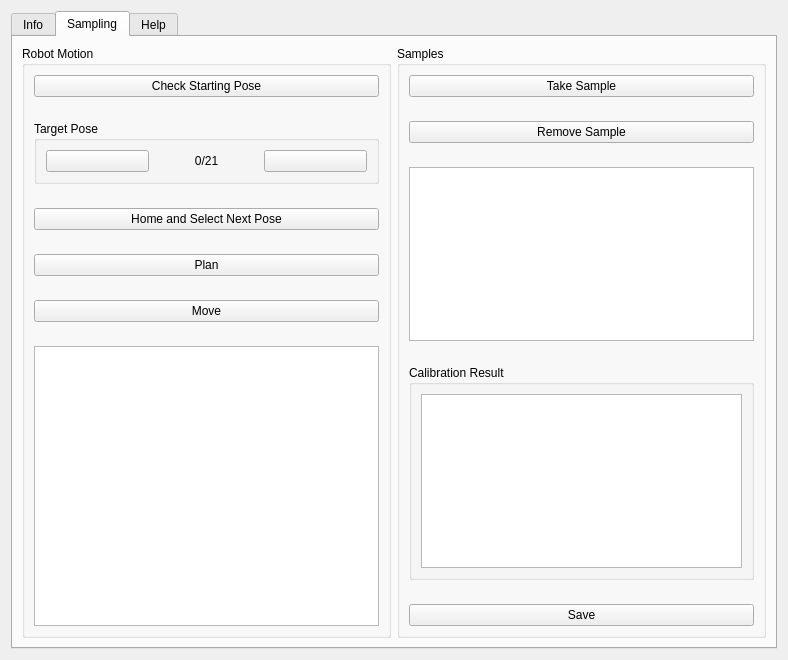
lyh458/easy_handeye, file easy_handeye_rviz_plugins/src/calibration_panel.ui: the form before one commit.
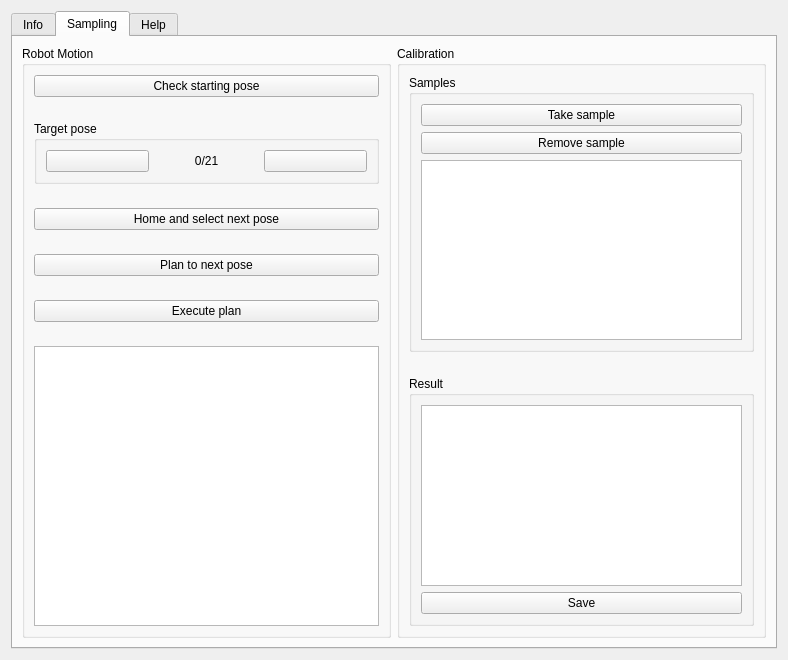
The form after the commit. Icons and pictures are not drawn.

What changed in the file:
```diff
--- a/easy_handeye_rviz_plugins/src/calibration_panel.ui
+++ b/easy_handeye_rviz_plugins/src/calibration_panel.ui
@@ -143,7 +143,7 @@
           <item>
            <widget class="QPushButton" name="checkStartPoseButton">
             <property name="text">
-             <string>Check Starting Pose</string>
+             <string>Check starting pose</string>
             </property>
             <property name="icon">
              <iconset theme="system-reboot">
@@ -154,7 +154,7 @@
           <item>
            <widget class="QGroupBox" name="groupBox_3">
             <property name="title">
-             <string>Target Pose</string>
+             <string>Target pose</string>
             </property>
             <layout class="QHBoxLayout" name="horizontalLayout_3">
              <item>
@@ -193,7 +193,7 @@
           <item>
            <widget class="QPushButton" name="nextPoseButton">
             <property name="text">
-             <string>Home and Select Next Pose</string>
+             <string>Home and select next pose</string>
             </property>
             <property name="icon">
              <iconset theme="go-home">
@@ -204,7 +204,7 @@
           <item>
            <widget class="QPushButton" name="planButton">
             <property name="text">
-             <string>Plan</string>
+             <string>Plan to next pose</string>
             </property>
             <property name="icon">
              <iconset theme="system-search">
@@ -215,7 +215,7 @@
           <item>
            <widget class="QPushButton" name="moveButton">
             <property name="text">
-             <string>Move</string>
+             <string>Execute plan</string>
             </property>
             <property name="icon">
              <iconset theme="go-next">
@@ -232,16 +232,22 @@
        <item>
         <widget class="QGroupBox" name="groupBox">
          <property name="title">
-          <string>Samples</string>
+          <string>Calibration</string>
          </property>
          <layout class="QVBoxLayout" name="verticalLayout_4">
           <property name="spacing">
            <number>24</number>
           </property>
           <item>
+           <widget class="QGroupBox" name="groupBox_7">
+            <property name="title">
+             <string>Samples</string>
+            </property>
+            <layout class="QVBoxLayout" name="verticalLayout_5">
+             <item>
            <widget class="QPushButton" name="takeButton">
             <property name="text">
-             <string>Take Sample</string>
+                <string>Take sample</string>
             </property>
             <property name="icon">
              <iconset theme="list-add">
@@ -252,7 +258,7 @@
           <item>
            <widget class="QPushButton" name="removeButton">
             <property name="text">
-             <string>Remove Sample</string>
+                <string>Remove sample</string>
             </property>
             <property name="icon">
              <iconset theme="list-remove">
@@ -263,18 +269,18 @@
           <item>
            <widget class="QListWidget" name="sampleListWidget"/>
           </item>
+            </layout>
+           </widget>
+          </item>
           <item>
            <widget class="QGroupBox" name="groupBox_2">
             <property name="title">
-             <string>Calibration Result</string>
+             <string>Result</string>
             </property>
-            <layout class="QHBoxLayout" name="horizontalLayout_4">
+            <layout class="QVBoxLayout" name="verticalLayout_3">
              <item>
               <widget class="QPlainTextEdit" name="resultTextEdit"/>
              </item>
-            </layout>
-           </widget>
-          </item>
           <item>
            <widget class="QPushButton" name="saveButton">
             <property name="text">
@@ -284,6 +290,9 @@
              <iconset theme="document-save">
               <normaloff>.</normaloff>.</iconset>
             </property>
+              </widget>
+             </item>
+            </layout>
            </widget>
           </item>
          </layout>
```
Left out of the diff: 16 changed lines with no effect on the pictures. Lines whose indentation alone changed are shown as unchanged.
